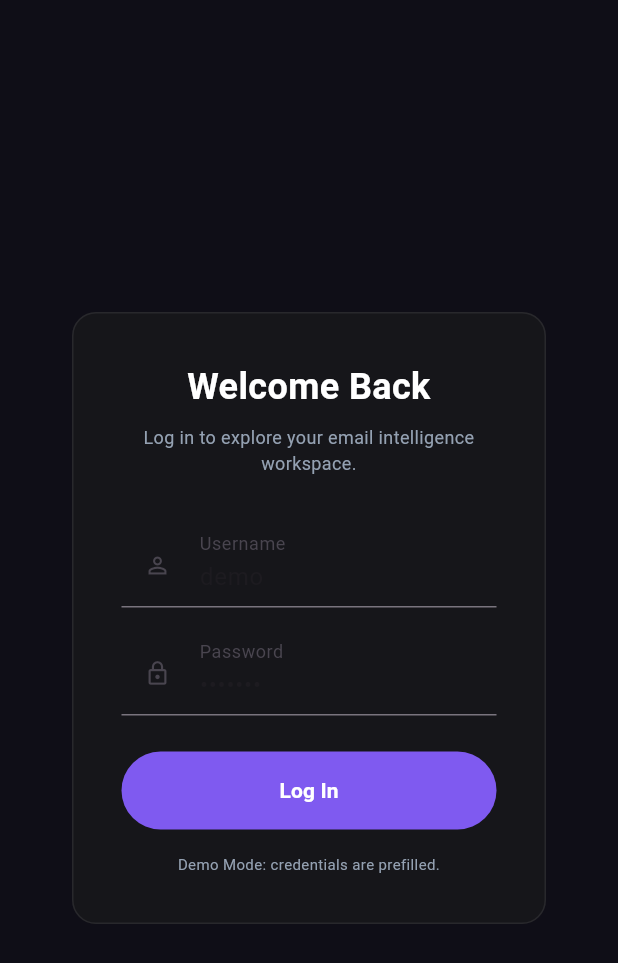
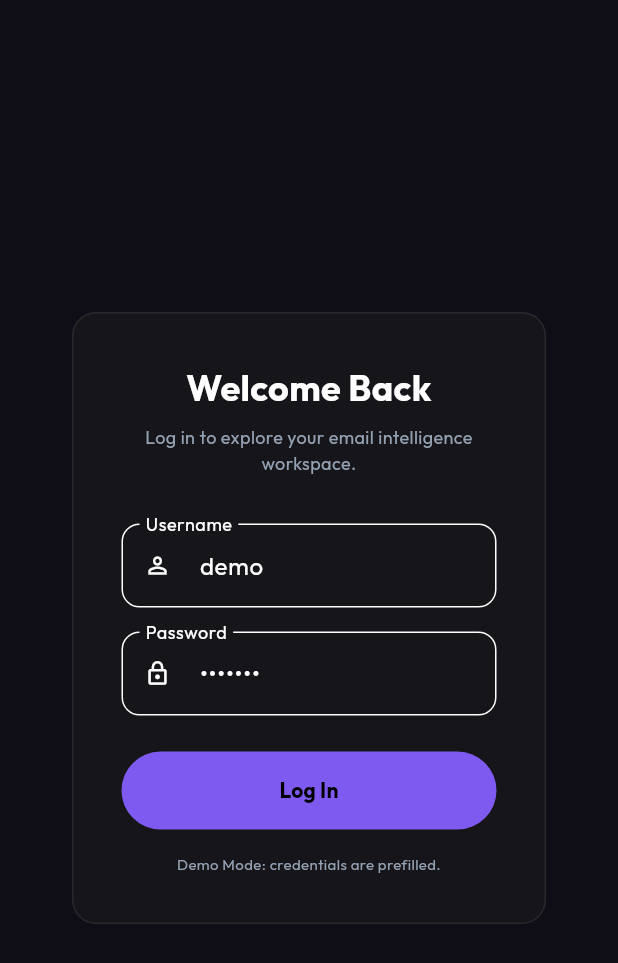
Before and after one commit to mizhab-as/MailMind-AI, a Flutter app: the screen it shows after launch, on a phone screen of 412 x 824 dp. Shown: the top 963 px of the screen. Run offline on Flutter 3.47's test engine with Material 3 defaults, Android fonts, the light colour scheme and no system bars; our stand-ins replace google_fonts.

Commit message:
Checkpoint 2: Bind theme selection in main.dart and remove const keywords in widgets referencing dynamic theme

```diff
--- a/frontend/lib/main.dart
+++ b/frontend/lib/main.dart
@@ -20,10 +20,17 @@ class MailMindApp extends StatelessWidget {
 
   @override
   Widget build(BuildContext context) {
+    final state = Provider.of<AppState>(context);
+    final activeTheme = MailMindTheme.themes.firstWhere(
+      (t) => t.name == state.selectedThemeName,
+      orElse: () => MailMindTheme.cyberpunkTheme,
+    );
+    MailMindTheme.currentTheme = activeTheme;
+
     return MaterialApp(
       title: 'MailMind AI',
       debugShowCheckedModeBanner: false,
-      theme: MailMindTheme.darkTheme,
+      theme: activeTheme.themeData,
       home: const AuthWrapper(),
     );
   }
@@ -92,7 +99,7 @@ class _LoginScreenState extends State<LoginScreen> {
                   crossAxisAlignment: CrossAxisAlignment.start,
                   mainAxisAlignment: MainAxisAlignment.center,
                   children: [
-                    const Icon(Icons.psychology, size: 64, color: MailMindTheme.accent),
+                    Icon(Icons.psychology, size: 64, color: MailMindTheme.accent),
                     const SizedBox(height: 24),
                     Text(
                       'MailMind AI',
@@ -135,7 +142,7 @@ class _LoginScreenState extends State<LoginScreen> {
                         textAlign: TextAlign.center,
                       ),
                       const SizedBox(height: 8),
-                      const Text(
+                      Text(
                         'Log in to explore your email intelligence workspace.',
                         style: TextStyle(fontSize: 12, color: MailMindTheme.textMuted),
                         textAlign: TextAlign.center,
@@ -159,7 +166,7 @@ class _LoginScreenState extends State<LoginScreen> {
                       ),
                       const SizedBox(height: 24),
                       if (_isLoading)
-                        const Center(child: CircularProgressIndicator(color: MailMindTheme.accent))
+                        Center(child: CircularProgressIndicator(color: MailMindTheme.accent))
                       else
                         FilledButton(
                           style: FilledButton.styleFrom(
@@ -170,7 +177,7 @@ class _LoginScreenState extends State<LoginScreen> {
                           child: const Text('Log In', style: TextStyle(fontWeight: FontWeight.bold)),
                         ),
                       const SizedBox(height: 16),
-                      const Text(
+                      Text(
                         'Demo Mode: credentials are prefilled.',
                         style: TextStyle(color: MailMindTheme.textMuted, fontSize: 10),
                         textAlign: TextAlign.center,
@@ -197,7 +204,7 @@ class _LoginScreenState extends State<LoginScreen> {
           Expanded(
             child: Text(
               text,
-              style: const TextStyle(fontSize: 14, color: MailMindTheme.textMuted, height: 1.4),
+              style: TextStyle(fontSize: 14, color: MailMindTheme.textMuted, height: 1.4),
             ),
           )
         ],
--- a/frontend/lib/screens/app_layout.dart
+++ b/frontend/lib/screens/app_layout.dart
@@ -62,7 +62,7 @@ class _AppLayoutState extends State<AppLayout> {
                   Row(
                     mainAxisAlignment: MainAxisAlignment.center,
                     children: [
-                      const Icon(Icons.psychology, color: MailMindTheme.accent, size: 32),
+                      Icon(Icons.psychology, color: MailMindTheme.accent, size: 32),
                       if (!_isSidebarCollapsed) ...[
                         const SizedBox(width: 12),
                         Text(
@@ -139,7 +139,7 @@ class _AppLayoutState extends State<AppLayout> {
                         const SizedBox(width: 8),
                       ],
                       // Workspace Selector Dropdown
-                      const Icon(Icons.workspaces_outline, color: MailMindTheme.textMuted),
+                      Icon(Icons.workspaces_outline, color: MailMindTheme.textMuted),
                       const SizedBox(width: 8),
                       DropdownButton<int?>(
                         value: state.selectedAccountId,
```
Also changed, not shown: frontend/lib/screens/analytics_screen.dart (+5 -5 lines), frontend/lib/screens/assistant_screen.dart (+4 -4 lines), frontend/lib/screens/calendar_screen.dart (+5 -5 lines), frontend/lib/screens/dashboard_screen.dart (+4 -4 lines), frontend/lib/screens/inbox_screen.dart (+12 -12 lines), frontend/lib/screens/security_screen.dart (+5 -5 lines), frontend/lib/screens/tracker_screen.dart (+5 -5 lines), 1 other file.
